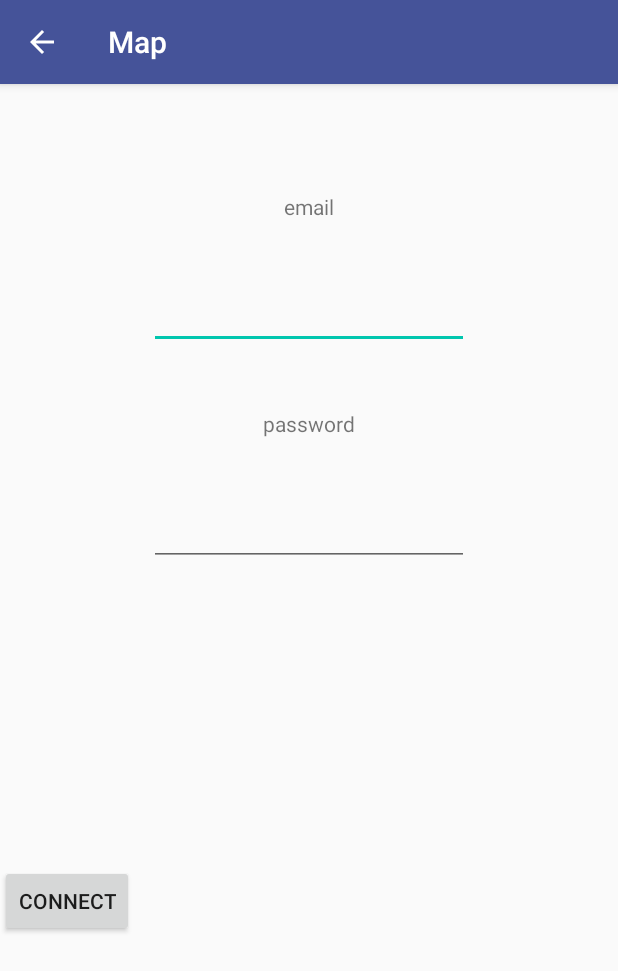
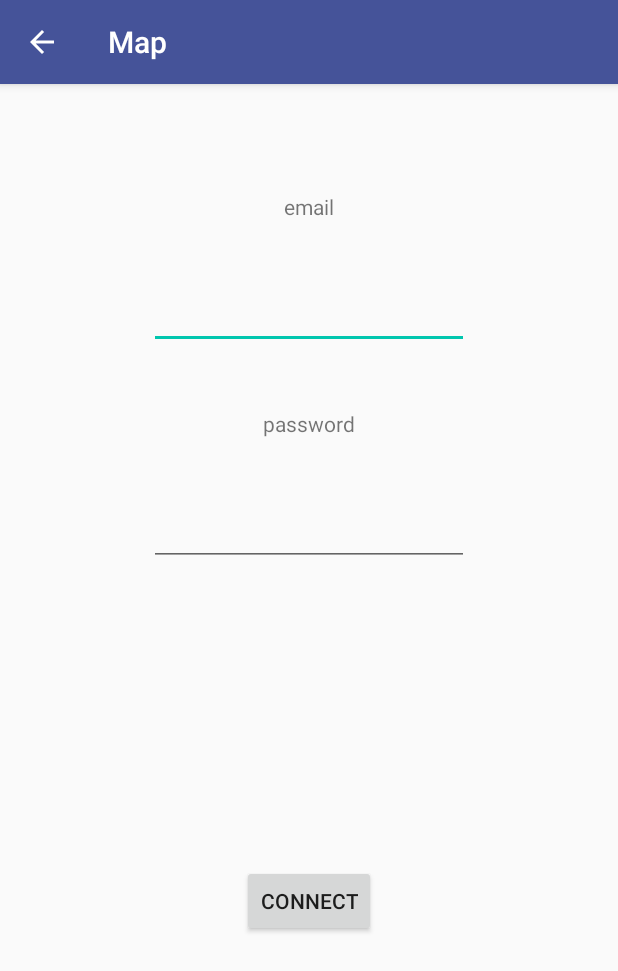
Before and after one commit to jbdamiano/DataMonitoring, an Android app: the screen it shows after launch (LoginActivity), in the side drawer, after a tap on "Login to record on server", on a phone screen of 412 x 824 dp. Shown: the top 971 px of the screen. Run offline under Robolectric (Android 15) with nearby library versions, the phone set to English and light mode, and no system bars; 2 statements that could not run were skipped.

```diff
--- a/DataMonitoring/src/main/java/com/jbdev/datamonitoring/views/MainActivity.java
+++ b/DataMonitoring/src/main/java/com/jbdev/datamonitoring/views/MainActivity.java
@@ -240,6 +240,7 @@ public class MainActivity extends AppCompatActivity
             alert.show();
 
         } else if (id == R.id.start) {
+            Log.d("MainActivity", " start menu" + locationChangeRecording);
             locationChangeRecording = !locationChangeRecording;
             if (locationChangeRecording) {
                 item.setTitle("stop recording location");
@@ -257,12 +258,15 @@ public class MainActivity extends AppCompatActivity
 
     @Override
     protected void onResume() {
-        Logger.dump("onResume");
+        Log.d("MainActivity", "onResume " + locationChangeRecording);
+        Logger.dump("onResume " + locationChangeRecording);
         super.onResume();
         if (statesCollection.getList() != null) {
             mAdapter.updateData(statesCollection.getList());
         }
         updateMenuTitle();
+        Log.d("MainActivity", "onResume " + locationChangeRecording);
+        Logger.dump("onResume " + locationChangeRecording);
     }
 
     @Override
--- a/DataMonitoring/src/main/res/layout/login_activity.xml
+++ b/DataMonitoring/src/main/res/layout/login_activity.xml
@@ -60,10 +60,13 @@
         android:id="@+id/login"
         android:layout_width="wrap_content"
         android:layout_height="wrap_content"
+        android:layout_marginStart="8dp"
         android:layout_marginTop="8dp"
+        android:layout_marginEnd="8dp"
         android:layout_marginBottom="8dp"
         android:text="Connect"
         app:layout_constraintBottom_toBottomOf="parent"
-        app:layout_constraintTop_toBottomOf="@+id/password"
-        tools:layout_editor_absoluteX="161dp" />
+        app:layout_constraintEnd_toEndOf="parent"
+        app:layout_constraintStart_toStartOf="parent"
+        app:layout_constraintTop_toBottomOf="@+id/password" />
 </android.support.constraint.ConstraintLayout>
```
